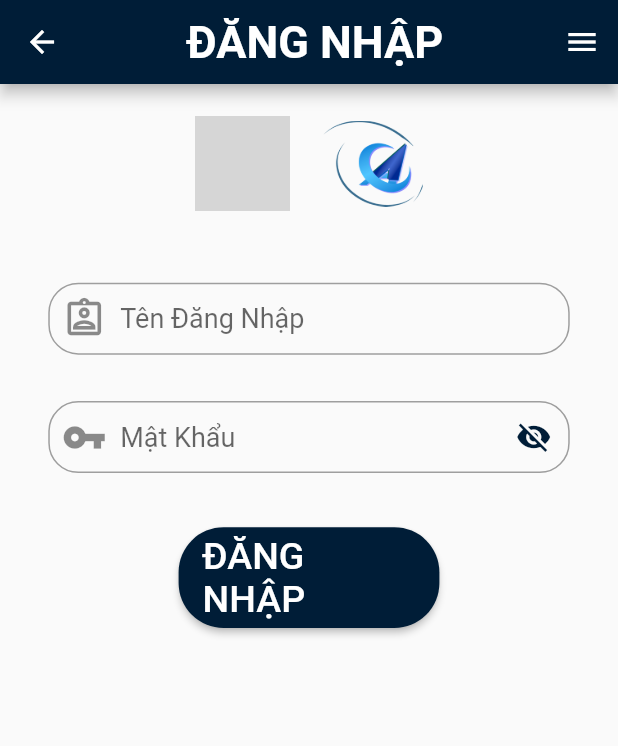
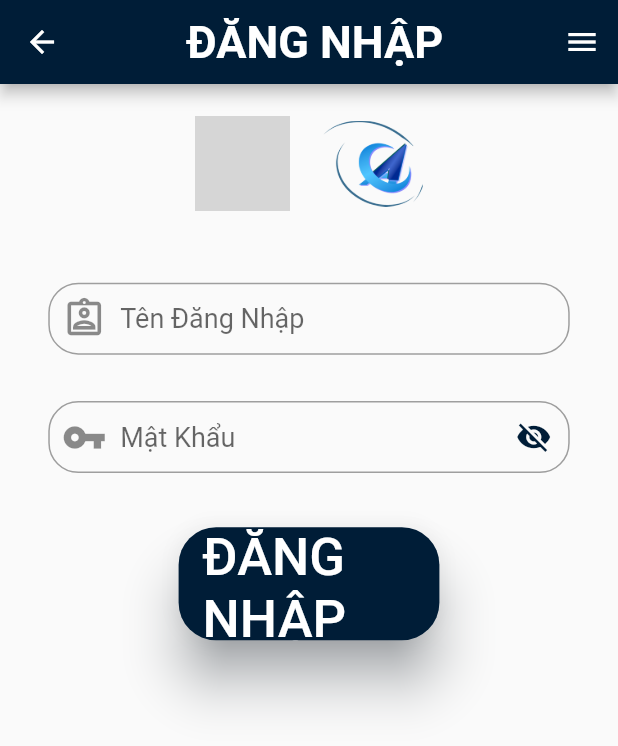
Before and after one commit to NguyenNhi00/qaqc_project, a Flutter app: the screen it shows after launch, after a tap on "ĐĂNG NHẬP", on a phone screen of 412 x 824 dp. Shown: the top 746 px of the screen. Run offline on Flutter 3.47's test engine with Material 2 defaults, Android fonts, the phone set to English and light mode, and no system bars; our stand-ins replace bloc, dropdown_search, equatable, flutter_bloc, get_it, shared_preferences; missing offline and left inert: flutter_textfield_autocomplete, ndialog, syncfusion_flutter_pdfviewer; network calls fail; grey boxes are pictures that could not be loaded.

Commit message:
modified design

```diff
--- a/lib/presentation/view/home_screen.dart
+++ b/lib/presentation/view/home_screen.dart
@@ -28,17 +28,19 @@ class Home extends StatelessWidget {
             height: SizeConfig.screenheight * 0.0837,
           ),
           SizedBox(
-            width: SizeConfig.screenWidth * 0.7,
-            height: SizeConfig.screenheight * 0.0815,
+            width: SizeConfig.screenWidth * 0.45,
+            height: SizeConfig.screenheight * 0.0915,
             child: ElevatedButton(
               onPressed: () {
                 Navigator.pushNamed(context, '/second');
               },
               child: const Text(
                 'ĐĂNG NHẬP',
-                style: TextStyle(fontSize: 25.0, fontWeight: FontWeight.bold),
+                style: TextStyle(fontSize: 35.0, fontWeight: FontWeight.bold),
               ),
               style: ButtonStyle(
+                 shadowColor: MaterialStateProperty.all<Color>(Constants.mainColor),
+                  elevation: MaterialStateProperty.all(15),
                   backgroundColor: MaterialStateProperty.all<Color>(
                     const Color(0xff001D37),
                   ),
--- a/lib/presentation/view/login_view.dart
+++ b/lib/presentation/view/login_view.dart
@@ -270,7 +270,7 @@ class _LoginScreenState extends State<LoginScreen> {
                       ),
                       Container(
                         width: SizeConfig.screenWidth * 0.3,
-                        height: SizeConfig.screenheight * 0.0815,
+                        height: SizeConfig.screenheight * 0.0915,
                         padding: EdgeInsets.only(
                             left: SizeConfig.screenWidth * 0.2109,
                             right: SizeConfig.screenWidth * 0.2109),
@@ -278,6 +278,9 @@ class _LoginScreenState extends State<LoginScreen> {
                           width: SizeConfig.screenWidth * 0.3,
                           child: ElevatedButton(
                             style: ButtonStyle(
+                              shadowColor: MaterialStateProperty.all<Color>(Constants.mainColor),
+                              elevation: MaterialStateProperty.all(15),
+                             // shadowColor: MaterialStateProperty.all<Color>(Colors.teal),
                                 backgroundColor:
                                     MaterialStateProperty.all<Color>(
                                         Constants.mainColor),
@@ -285,7 +288,7 @@ class _LoginScreenState extends State<LoginScreen> {
                                         RoundedRectangleBorder>(
                                     RoundedRectangleBorder(
                                         borderRadius:
-                                            BorderRadius.circular(30)))),
+                                            BorderRadius.circular(25)))),
                             onPressed: () {
                               // (userController.text == "" ||
                               //         passController.text == "" ||
@@ -304,7 +307,7 @@ class _LoginScreenState extends State<LoginScreen> {
                             },
                             child: Text(
                               'ĐĂNG NHẬP',
-                              style: TextStyle(fontSize: 25.0),
+                              style: TextStyle(fontSize: 35.0),
                             ),
                           ),
                         ),
```
Also changed, not shown: lib/presentation/view/quality_screen.dart (+5 -3 lines), lib/presentation/view/report_success_screen.dart (+6 -4 lines).
